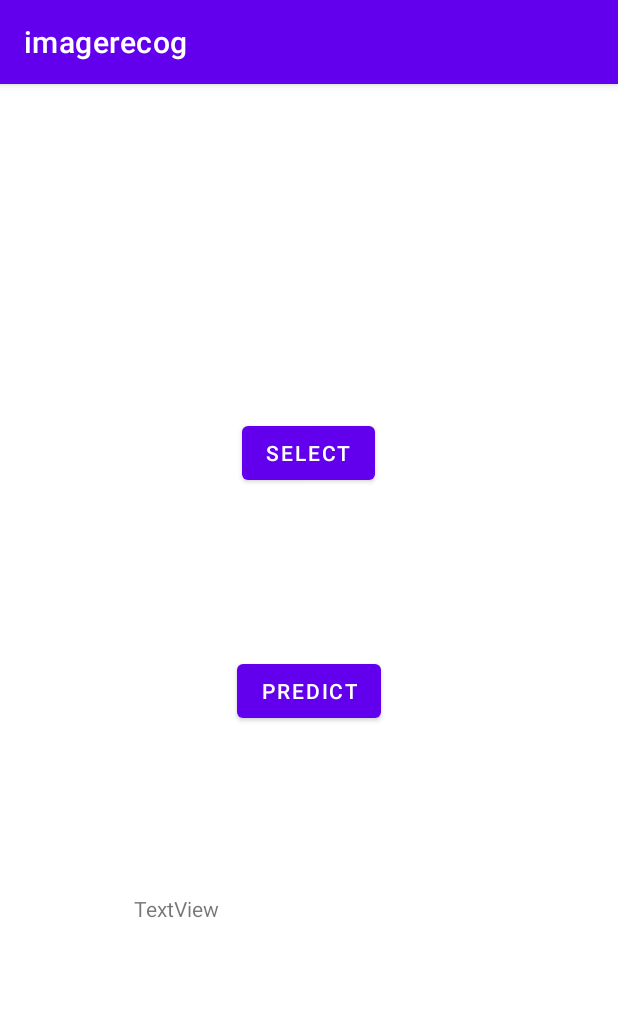
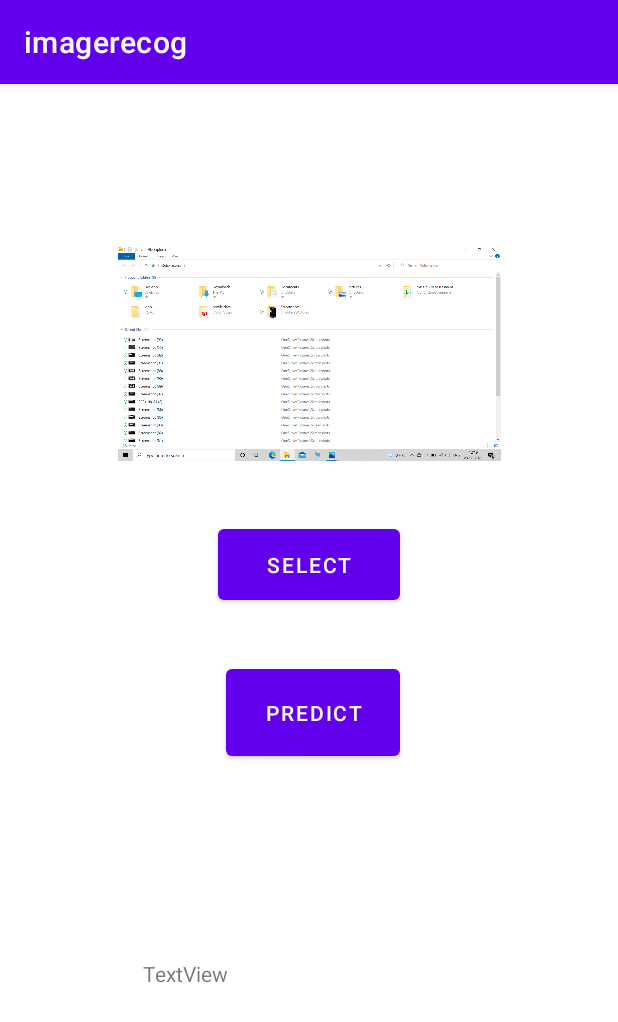
Before and after one commit to aditi-chaturvedi/image-recognition, an Android app: the screen it shows after launch (MainActivity), on a phone screen of 412 x 824 dp. Shown: the top 1022 px of the screen. Run offline under Robolectric (Android 15) with nearby library versions, the phone set to English and light mode, and no system bars.

Commit message:
Changes in the app

```diff
--- a/app/src/main/res/layout/activity_main.xml
+++ b/app/src/main/res/layout/activity_main.xml
@@ -6,47 +6,49 @@
     android:layout_height="match_parent"
     tools:context=".MainActivity">
 
-    <ImageView
-        android:id="@+id/imageView"
-        android:layout_width="wrap_content"
-        android:layout_height="wrap_content"
-        app:layout_constraintBottom_toTopOf="@+id/button"
+    <Button
+        android:id="@+id/button3"
+        android:layout_width="121dp"
+        android:layout_height="59dp"
+        android:text="Select"
+        app:layout_constraintBottom_toTopOf="@+id/button4"
         app:layout_constraintEnd_toEndOf="parent"
-        app:layout_constraintHorizontal_bias="0.498"
         app:layout_constraintStart_toStartOf="parent"
         app:layout_constraintTop_toTopOf="parent"
-        tools:srcCompat="@tools:sample/avatars" />
+        app:layout_constraintVertical_bias="0.895" />
 
     <Button
-        android:id="@+id/button"
-        android:layout_width="wrap_content"
-        android:layout_height="wrap_content"
-        android:text="Select"
-        app:layout_constraintBottom_toTopOf="@+id/button2"
+        android:id="@+id/button4"
+        android:layout_width="116dp"
+        android:layout_height="70dp"
+        android:text="Predict"
+        app:layout_constraintBottom_toBottomOf="parent"
         app:layout_constraintEnd_toEndOf="parent"
-        app:layout_constraintHorizontal_bias="0.498"
+        app:layout_constraintHorizontal_bias="0.508"
         app:layout_constraintStart_toStartOf="parent"
-        app:layout_constraintTop_toBottomOf="@+id/imageView" />
-
-    <Button
-        android:id="@+id/button2"
-        android:layout_width="wrap_content"
-        android:layout_height="wrap_content"
-        android:text="Predict"
-        app:layout_constraintBottom_toTopOf="@+id/textView"
-        app:layout_constraintEnd_toEndOf="parent"
-        app:layout_constraintHorizontal_bias="0.5"
-        app:layout_constraintStart_toStartOf="parent"
-        app:layout_constraintTop_toBottomOf="@+id/button" />
+        app:layout_constraintTop_toTopOf="parent"
+        app:layout_constraintVertical_bias="0.55" />
 
     <TextView
-        android:id="@+id/textView"
-        android:layout_width="234dp"
-        android:layout_height="117dp"
+        android:id="@+id/textView2"
+        android:layout_width="221dp"
+        android:layout_height="122dp"
         android:text="TextView"
         app:layout_constraintBottom_toBottomOf="parent"
         app:layout_constraintEnd_toEndOf="parent"
-        app:layout_constraintHorizontal_bias="0.5"
         app:layout_constraintStart_toStartOf="parent"
-        app:layout_constraintTop_toBottomOf="@+id/button2" />
+        app:layout_constraintTop_toTopOf="parent"
+        app:layout_constraintVertical_bias="0.903" />
+
+    <ImageView
+        android:id="@+id/imageView2"
+        android:layout_width="279dp"
+        android:layout_height="143dp"
+        app:layout_constraintBottom_toBottomOf="parent"
+        app:layout_constraintEnd_toEndOf="parent"
+        app:layout_constraintStart_toStartOf="parent"
+        app:layout_constraintTop_toTopOf="parent"
+        app:layout_constraintVertical_bias="0.173"
+        app:srcCompat="@drawable/_021_08_23__4_" />
+
 </androidx.constraintlayout.widget.ConstraintLayout>
```
Also changed, not shown: app/src/main/res/drawable-mdpi/_021_08_23__4_.png (added), app/src/main/res/drawable-mdpi/_022_07_23.png (added), app/src/main/res/drawable-mdpi/_022_12_19.png (added).
